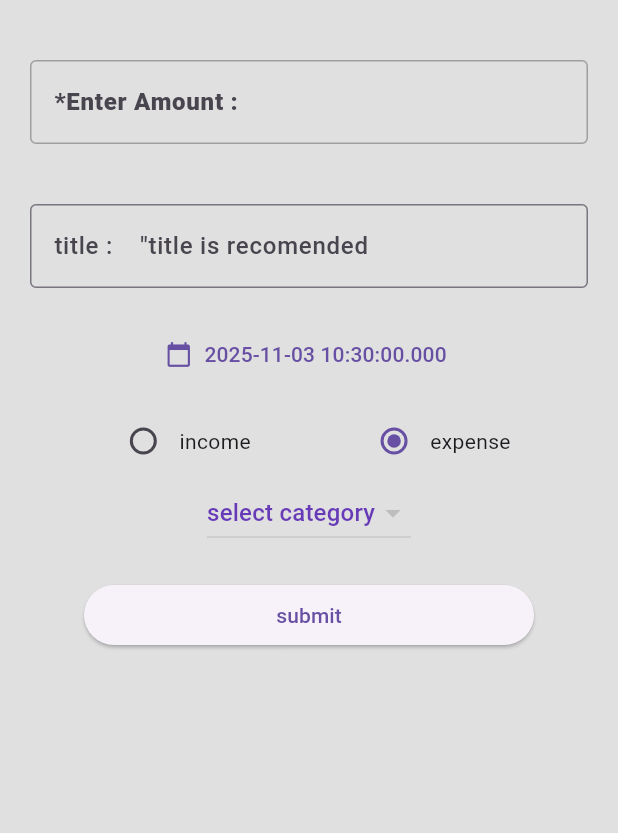
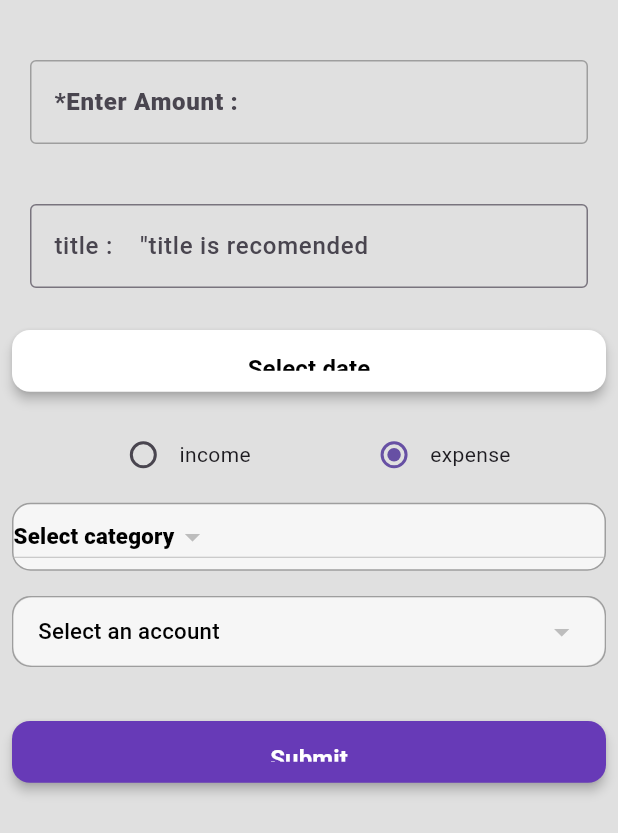
Before and after one commit to AbuShebin/Money-Manager, a Flutter app: the Add_transaction screen opened directly, on a phone screen of 412 x 824 dp. Shown: the top 833 px of the screen. Run offline on Flutter 3.47's test engine with Material 3 defaults, Android fonts, the phone set to English and light mode, and no system bars; drawn by our look-alikes of dropdown_button2; our stand-ins replace calendar_date_picker2, fl_chart, flutter_riverpod, flutter_slidable, hive, hive_flutter and 1 more; accounts and stored records are empty; Roboto replaces fonts that are missing (Urbanist).

Commit message:
accounts added, select account and insertion in add transaction.

```diff
--- a/lib/core/common/widgets/customDropdown_common.dart
+++ b/lib/core/common/widgets/customDropdown_common.dart
@@ -1,75 +1,140 @@
+// ignore_for_file: public_member_api_docs, sort_constructors_first
+import 'package:dropdown_button2/dropdown_button2.dart';
 import 'package:flutter/material.dart';
 import 'package:money_management_app/core/theme/theme.dart';
 
+class CustomSearchableDropdown<T> extends StatefulWidget {
+  final List<T> items;
+  final T? selectedItem;
+  final String? Function(T item)? displayText;
+  final String? searchHint;
+  final void Function(T?)? onChanged;
+  final String hintText;
 
-class CustomDropdown<DropDownItemModel> extends StatelessWidget {
-  final String title;
-  final List<DropdownMenuItem<DropDownItemModel>> items;
-  final DropDownItemModel? selectedValue;
-  final void Function(DropDownItemModel?) onChanged;
-  final String? errorText;
+  const CustomSearchableDropdown(
+      {Key? key,
+      required this.items,
+      this.selectedItem,
+      this.displayText,
+      this.searchHint,
+      this.onChanged,
+      required this.hintText})
+      : super(key: key);
 
-  const CustomDropdown(
-      {
-      required this.items,
-      required this.selectedValue,
-      required this.onChanged,
-      required this.title,
-      this.errorText});
+  @override
+  CustomSearchableDropdownState<T> createState() =>
+      CustomSearchableDropdownState<T>();
+}
+
+class CustomSearchableDropdownState<T>
+    extends State<CustomSearchableDropdown<T>> {
+  final TextEditingController _dropSearchController = TextEditingController();
+
+  @override
+  void initState() {
+    super.initState();
+  }
 
   @override
   Widget build(BuildContext context) {
-    final h = MediaQuery.of(context).size.height;
-    final w = MediaQuery.of(context).size.width;
+    double w = MediaQuery.sizeOf(context).width;
+    double h = MediaQuery.sizeOf(context).height;
 
     return Container(
-      height: h * 0.06,
       decoration: BoxDecoration(
-        color: Palette.backgroundColor,
         borderRadius: BorderRadius.circular(w * 0.03),
-        border: Border.all(
-          color: errorText == null ? Colors.grey : Colors.red,
+        border: Border.all(color: Colors.grey), // Adjust color if needed
+      ),
+      child: Column(
+        children: [
+          DropdownButtonHideUnderline(
+            child: DropdownButton2<T>(
+              hint: Text(
+                widget.hintText,
+                style: TextStyle(
+                  fontFamily: 'Urbanist',
+                  fontSize: w * 0.036,
+                  color: Colors.black,
                 ),
               ),
-      child: Padding(
-        padding: EdgeInsets.symmetric(horizontal: w * 0.03),
-        child: DropdownButton<DropDownItemModel>(
               isExpanded: true,
-          padding: const EdgeInsets.symmetric(horizontal: 3),
-          hint: Text(
-            title,
+              items: widget.items
+                  .map(
+                    (item) => DropdownMenuItem<T>(
+                      value: item,
+                      child: Text(
+                        widget.displayText?.call(item) ?? '',
                         style: TextStyle(
                             fontFamily: 'Urbanist',
                             fontSize: w * 0.036,
                             color: Palette.blackColor,
+                            fontWeight: FontWeight.w800),
                       ),
                     ),
-          items: items,
-          style: TextStyle(
+                  )
+                  .toList(),
+              value: widget.selectedItem,
+              onChanged: widget.onChanged,
+              buttonStyleData: ButtonStyleData(
+                decoration: BoxDecoration(
+                  color: Palette.backgroundColor,
+                  borderRadius: BorderRadius.circular(w * 0.03),
+                ),
+                padding: EdgeInsets.symmetric(horizontal: w * 0.04),
+                height: h * .055,
+                width: w,
+              ),
+              dropdownStyleData: DropdownStyleData(
+                  maxHeight: h * .4,
+                  decoration:
+                      const BoxDecoration(color: Palette.backgroundColor)),
+              menuItemStyleData: MenuItemStyleData(
+                height: h * .06,
+              ),
+              dropdownSearchData: DropdownSearchData(
+                searchController: _dropSearchController,
+                searchInnerWidgetHeight: h * 0.06,
+                searchInnerWidget: Container(
+                  height: h * 0.06,
+                  color: Palette.backgroundColor,
+                  padding: EdgeInsets.symmetric(horizontal: w * 0.04),
+                  child: TextFormField(
+                    expands: true,
+                    maxLines: null,
+                    controller: _dropSearchController,
+                    decoration: InputDecoration(
+                      isDense: true,
+                      contentPadding: EdgeInsets.symmetric(
+                          horizontal: w * 0.03, vertical: 8),
+                      hintText: widget.searchHint ?? 'Search for an item...',
+                      hintStyle: TextStyle(
                         fontFamily: 'Urbanist',
                         fontSize: w * 0.036,
                         color: Palette.blackColor,
                       ),
-          value: selectedValue,
-          onChanged: onChanged,
-          underline: Container(),
-          dropdownColor: Palette.backgroundColor,
-          selectedItemBuilder: (BuildContext context) {
-            return items
-                .map<Widget>((DropdownMenuItem<DropDownItemModel> item) {
-              return Center(
-                child: Text(
-                  item.value.toString(),
-                  style: TextStyle(
-                    fontFamily: 'Urbanist',
-                    fontSize: w * 0.036,
-                    color: Palette.blackColor,
+                      border: OutlineInputBorder(
+                        borderRadius: BorderRadius.circular(w * 0.02),
                       ),
                     ),
-              );
-            }).toList();
+                  ),
+                ),
+                searchMatchFn: (item, searchValue) {
+                  final String itemText = widget.displayText
+                          ?.call(item.value as T)
+                          ?.toLowerCase() ??
+                      '';
+                  final String searchValueText = searchValue.toLowerCase();
+                  return itemText.contains(searchValueText);
                 },
               ),
+              onMenuStateChange: (isOpen) {
+                if (!isOpen) {
+                  _dropSearchController.clear();
+                }
+              },
+            ),
+          ),
+        ],
       ),
     );
   }
--- a/lib/db/transactions/transaction_db.dart
+++ b/lib/db/transactions/transaction_db.dart
@@ -23,6 +23,7 @@ class TransactionDB implements TransactionDbFuncions {
   Future<void> addtransactions(TransactionModel obj) async {
     final _db = await Hive.openBox<TransactionModel>(TRANSACTION_DB_NAME);
     await _db.put(obj.id, obj);
+    print("transaction added to db");
   }
 
   Future<void> refresh() async {
--- a/lib/features/settings/screens/settings_screen.dart
+++ b/lib/features/settings/screens/settings_screen.dart
@@ -1,5 +1,5 @@
 import 'package:flutter/material.dart';
-import 'package:money_management_app/features/accounts/screens/manage_accounts.dart';
+import 'package:money_management_app/features/accounts/screens/accounts_screen.dart';
 
 class SettingsScreen extends StatelessWidget {
   const SettingsScreen({Key? key}) : super(key: key);
--- a/lib/main.dart
+++ b/lib/main.dart
@@ -1,6 +1,7 @@
 
 
 import 'package:flutter/material.dart';
+import 'package:flutter_riverpod/flutter_riverpod.dart';
 import 'package:hive_flutter/hive_flutter.dart';
 import 'package:money_management_app/model/HomeCard/Home_Card_model.dart';
 import 'package:money_management_app/model/accounts/accounts_model.dart';
@@ -59,7 +60,7 @@ Future<void> main() async {
       AccountsModelAdapter(),
     );
   }
-  runApp(const MyApp());
+  runApp(const ProviderScope(child: const MyApp()));
 }
 
 class MyApp extends StatelessWidget {
--- a/lib/model/transaction/transaction_model.dart
+++ b/lib/model/transaction/transaction_model.dart
@@ -1,4 +1,5 @@
 import 'package:hive_flutter/adapters.dart';
+import 'package:money_management_app/model/accounts/accounts_model.dart';
 import 'package:money_management_app/model/category/category_model.dart';
 
 part 'transaction_model.g.dart';
@@ -17,12 +18,15 @@ class TransactionModel {
   final CategoryModel category;
   @HiveField(5)
   String? id;
+  @HiveField(6)
+  final AccountsModel accountsModel;
   TransactionModel({
     required this.purpose,
     required this.amount,
     required this.date,
     required this.type,
     required this.category,
+    required this.accountsModel
   }) {
     id = DateTime.now().millisecondsSinceEpoch.toString();
   }
--- a/lib/screens/transactions/Add_transaction.dart
+++ b/lib/screens/transactions/Add_transaction.dart
@@ -1,11 +1,18 @@
 import 'package:flutter/material.dart';
+import 'package:flutter_riverpod/flutter_riverpod.dart';
+import 'package:flutter_riverpod/legacy.dart';
 import 'package:hive/hive.dart';
+import 'package:money_management_app/core/common/widgets/customDropdown_common.dart';
+import 'package:money_management_app/core/common/widgets/custom_date_picker.dart';
+import 'package:money_management_app/core/common/widgets/custom_elevated_button.dart';
+import 'package:money_management_app/core/theme/theme.dart';
+import 'package:money_management_app/core/utilities/custom_snackBar.dart';
+import 'package:money_management_app/db/account/account_db.dart';
 import 'package:money_management_app/db/category/categor_db.dart';
 import 'package:money_management_app/db/transactions/transaction_db.dart';
+import 'package:money_management_app/model/accounts/accounts_model.dart';
 import 'package:money_management_app/model/category/category_model.dart';
 import 'package:money_management_app/model/transaction/transaction_model.dart';
-import 'package:money_management_app/screens/catagory/popup.dart';
-import 'package:money_management_app/screens/transactions/Screen_transactions.dart';
 
 class Add_transaction extends StatefulWidget {
   const Add_transaction({Key? key}) : super(key: key);
@@ -16,9 +23,9 @@ class Add_transaction extends StatefulWidget {
 
 final _purposecontroller = TextEditingController();
 final _amountcontroller = TextEditingController();
-String titlepurpose ='';
-double amounttext=0;
-int transactions=0;
+String titlepurpose = '';
+double amounttext = 0;
+int transactions = 0;
 
 class _Add_transactionState extends State<Add_transaction> {
   DateTime? _selectedDate;
@@ -32,6 +39,14 @@ class _Add_transactionState extends State<Add_transaction> {
   double incomeTransaction = 0;
   double expenseTransaction = 0;
 
+  ///providers
+  final selectedDateProvider = StateProvider<String?>(
+    (ref) => null,
+  );
+  final selectedAccountProvider = StateProvider<AccountsModel?>(
+    (ref) => null,
+  );
+
   @override
   void initState() {
     _selectedcategorytype = CategoryType.expense;
@@ -42,6 +57,9 @@ class _Add_transactionState extends State<Add_transaction> {
 
   @override
   Widget build(BuildContext context) {
+    final h = MediaQuery.of(context).size.height;
+    final w = MediaQuery.of(context).size.width;
+
     return Scaffold(
       backgroundColor: Colors.grey[300],
       appBar: AppBar(
@@ -91,32 +109,19 @@ class _Add_transactionState extends State<Add_transaction> {
             ),
 
             //date
-
-            TextButton.icon(
+            Consumer(builder: (context, ref, child) {
+              final selectedDate = ref.watch(selectedDateProvider);
+              return CustomElevatedButton(
+                text: selectedDate ?? "Select date",
                 onPressed: () async {
-                final _selectedDateTemp = await showDatePicker(
-                  context: context,
-                  initialDate: DateTime.now(),
-                  firstDate: DateTime.now().subtract(const Duration(days: 30)),
-                  lastDate: DateTime.now(),
+                  selectDate(ref: ref);
+                },
+                height: h * 0.05,
+                width: w,
+                backgroundColor: Palette.whiteColor,
+                textColor: Palette.blackColor,
               );
-                if (_selectedDateTemp == null) {
-                  return;
-                } else {
-                  //print(_selectedDateTemp.toString());
-                  setState(() {
-                    _selectedDate = _selectedDateTemp;
-                  });
-                }
-              },
-              icon: const Icon(Icons.calendar_today),
-              label: Text(
-                _selectedDate == null
-                    ? 'select date'
-                    : _selectedDate.toString(),
-              ),
-            ),
-
+            }),
             const SizedBox(
               height: 10,
             ),
@@ -158,11 +163,17 @@ class _Add_transactionState extends State<Add_transaction> {
             ),
 
             //Dropdownmenu
-            DropdownButton<String>(
-              hint: const Text(
-                'select category',
-                style: TextStyle(color: Colors.deepPurple),
+            Padding(
+              padding: const EdgeInsets.all(8.0),
+              child: Container(
+                width: w,
+                height: h * .055,
+                decoration: BoxDecoration(
+                  borderRadius: BorderRadius.circular(w * 0.03),
+                  border: Border.all(color: Colors.grey),
+                  color: Palette.backgroundColor,
                 ),
+                child: DropdownButton<String>(
                   value: _categoryid,
                   items: (_selectedcategorytype == CategoryType.income
                           ? CategoryDB().incomeCategoryListlistener
@@ -182,6 +193,46 @@ class _Add_transactionState extends State<Add_transaction> {
                       _categoryid = selectedvalue;
                     });
                   },
+                  hint: Text(
+                    "Select category",
+                    style: TextStyle(
+                        fontFamily: 'Urbanist',
+                        fontSize: w * 0.036,
+                        color: Palette.blackColor,
+                        fontWeight: FontWeight.w800),
+                  ),
+                ),
+              ),
+            ),
+
+            SizedBox(
+              height: h * 0.001,
+            ),
+
+            Consumer(
+              builder: (context, ref, child) {
+                return Padding(
+                  padding: const EdgeInsets.all(8.0),
+                  child: FutureBuilder(
+                      future: AccountDB.instance.refresh(),
+                      builder: (context, snapshot) {
+                        final accountList =
+                            AccountDB.instance.accountsListnotifier.value;
+                        return CustomSearchableDropdown<AccountsModel>(
+                          hintText: "Select an account",
+                          items: accountList,
+                          displayText: (item) => item.name,
+                          onChanged: (selectedAccount) {
+                            ref.read(selectedAccountProvider.notifier).update(
+                                  (state) => selectedAccount,
+                                );
+                          },
+                          searchHint: "Search for an account",
+                          selectedItem: ref.watch(selectedAccountProvider),
+                        );
+                      }),
+                );
+              },
             ),
 
             const SizedBox(
@@ -189,12 +240,15 @@ class _Add_transactionState extends State<Add_transaction> {
             ),
 
             //submitbutton
-            ElevatedButton(
-              style: ElevatedButton.styleFrom(fixedSize: Size(300, 40)),
+            Consumer(
+              builder: (context, ref, child) => CustomElevatedButton(
+                  text: "Submit",
                   onPressed: () {
-                savebutton(context);
+                    print("sumbited");
+                    savebutton(context, ref);
                   },
-              child: const Text('submit'),
+                  height: h * 0.05,
+                  width: w),
             )
           ],
         ),
@@ -202,26 +256,32 @@ class _Add_transactionState extends State<Add_transaction> {
     );
   }
 
-  Future savebutton(BuildContext ctx) async {
+  Future savebutton(BuildContext ctx, WidgetRef ref) async {
+    try {
       final _purposeText = _purposecontroller.text;
       final _amountText = _amountcontroller.text;
       final _dropdownid = _categoryid;
-    /* if (_purposeText.isEmpty) {
-      return;
+      final selectedAccount = ref.read(selectedAccountProvider);
+      if (selectedAccount == null) {
+        print("selected account is null");
+        return showSnackBar(content: "Select an account", context: context, color: Palette.snackBarErrorColor);
       }
-    */
+      print("print check");
+
       if (_amountText.isEmpty) {
         return ScaffoldMessenger.of(ctx).showSnackBar(
-        SnackBar(
+          const SnackBar(
             behavior: SnackBarBehavior.floating,
             margin: EdgeInsets.all(8),
             content: Center(child: Text('Amount is required')),
           ),
         );
       }
+      print("print check1");
+
       if (_categoryid == null) {
         return ScaffoldMessenger.of(ctx).showSnackBar(
-        SnackBar(
+          const SnackBar(
             behavior: SnackBarBehavior.floating,
             margin: EdgeInsets.all(8),
             content: Center(child: Text('Select category')),
@@ -239,9 +299,12 @@ class _Add_transactionState extends State<Add_transaction> {
       if (_selectedcategorytype == CategoryType.expense) {
         _dropdownid;
       }
+      print("print check2");
 
       //home card.......
       if (_selectedcategorytype == CategoryType.income) {
+        print("print check 3");
+
         totalbalencetodb = totalbalencetodb + _parsedAmount;
         incometodb = incometodb + _parsedAmount;
         //homecard db referencing
@@ -250,23 +313,14 @@ class _Add_transactionState extends State<Add_transaction> {
         //addTottalBalence
         homecardboxinAddtrans.put('totalBalence',
             homecardboxinAddtrans.get('totalBalence') + totalbalencetodb);
+        print("print check 4");
 
         // addIncomeCard
         homecardboxinAddtrans.put(
             'income', homecardboxinAddtrans.get('income') + incometodb);
-
-      //income transactions counter
-      // var transcounterinAddtrans = Hive.box('transactionscounter');
-      // incomeTransaction = incomeTransaction + 1;
-      // overalltransaction = overalltransaction + 1;
-
-      // transcounterinAddtrans.put(
-      //   'incomecounter',
-      //   transcounterinAddtrans.get('incomecounter') + incomeTransaction,
-      // );
-    }
         if (_selectedcategorytype == CategoryType.expense) {
           expensetodb = expensetodb - _parsedAmount;
+          print("print check 5");
 
           //homecard db referencing
           var homecardboxinAddtrans = Hive.box('HomeCarddb');
@@ -278,24 +332,8 @@ class _Add_transactionState extends State<Add_transaction> {
           //subtractExpense
           homecardboxinAddtrans.put(
               'expense', homecardboxinAddtrans.get('expense') - expensetodb);
-
-      //expense transactions counter
-      // var transcounterinAddtrans = Hive.box('transactionscounter');
-      // expenseTransaction = expenseTransaction + 1;
-      // overalltransaction = overalltransaction + 1;
-      // transcounterinAddtrans.put(
-      //   'expensecounter',
-      //   transcounterinAddtrans.get('expensecounter') + expenseTransaction,
-      // );
         }
-
-    //overallcountertoDB
-    // var transcounterinAddtrans = Hive.box('transactionscounter');
-
-    // transcounterinAddtrans.put(
-    //   'overallcounter',
-    //   transcounterinAddtrans.get('overallcounter')+overalltransaction,
-    // );
+        print("princt check 6 ${selectedAccount.runtimeType}");
 
         final _model = TransactionModel(
             purpose: _purposeText,
@@ -303,32 +341,33 @@ class _Add_transactionState extends State<Add_transaction> {
             date: _selectedDate!,
             type: _selectedcategorytype!,
             category: _selectedcategoryModel!,
-    );
+            accountsModel: selectedAccount);
+
+        print("accounts model $_model");
+
         await TransactionDB.instance.addtransactions(_model);
         Navigator.of(context).pop();
         //GSheets..
         // _enterTransaction();
-    titlepurpose=_purposeText;
-    amounttext=_parsedAmount;
-    transactions=transactions+1;
+        titlepurpose = _purposeText;
+        amounttext = _parsedAmount;
+        transactions = transactions + 1;
         TransactionDB.instance.refresh();
         _amountcontroller.text = '';
         _purposecontroller.text = '';
       }
+    } catch (e) {
+      print(e.toString());
+    }
+  }
 
-  //enter the new transaction into the spreadsheet
-//   void _enterTransaction() {
-//     String categorytypesheets = _selectedcategorytype.toString();
-//     String categorytoSheets;
-//     if (_selectedcategorytype == CategoryType.income) {
-//       categorytoSheets = 'income';
-//     } else {
-//       categorytoSheets = 'expense';
-//     }
-//   GoogleSheetsApi.insert(
-//     _purposecontroller.text,
-//     _amountcontroller.text,
-//     categorytoSheets,
-//   );
-// }
+  selectDate({required WidgetRef ref}) async {
+    final selectedDateNotifier = ref.read(selectedDateProvider.notifier);
+    final String? _selectedDate =
+        await CustomDatePickerFunction.datePicker(context: context, ref: ref);
+
+    selectedDateNotifier.update(
+      (state) => _selectedDate,
+    );
   }
+}
--- a/pubspec.yaml
+++ b/pubspec.yaml
@@ -37,6 +37,9 @@ dependencies:
   intl: ^0.20.2
   path_provider: ^2.1.5
   syncfusion_flutter_charts: ^31.1.22
+  flutter_riverpod: ^3.0.3
+  dropdown_button2: ^2.3.9
+  calendar_date_picker2: ^2.0.1
 
 dev_dependencies:
   flutter_lints: ^1.0.0
```
Also changed, not shown: lib/core/common/widgets/custom_date_picker.dart (added, +23 -0 lines), lib/core/utilities/customDatePicker_dialog.dart (added, +49 -0 lines), lib/core/utilities/custom_snackBar.dart (added, +35 -0 lines), lib/core/utilities/formating/formatDate/format_dateTime.dart (added, +21 -0 lines), lib/core/utilities/formating/inputFormatters/inputFormatters.dart (added, +18 -0 lines), lib/core/utilities/loader.dart (added, +21 -0 lines), lib/core/utilities/overlay_loader.dart (added, +16 -0 lines), lib/core/utilities/regex/regular_expressions.dart (added, +10 -0 lines), lib/db/account/account_db.dart (+8 -7 lines), lib/features/accounts/screens/accounts_screen.dart (renamed from lib/features/accounts/screens/manage_accounts.dart, +10 -8 lines), lib/features/accounts/screens/add_account_screen.dart (+16 -8 lines), lib/screens/transactions/Screen_transactions.dart (+11 -16 lines), lib/model/transaction/transaction_model.g.dart, pubspec.lock. Lines whose indentation alone changed are shown as unchanged.
